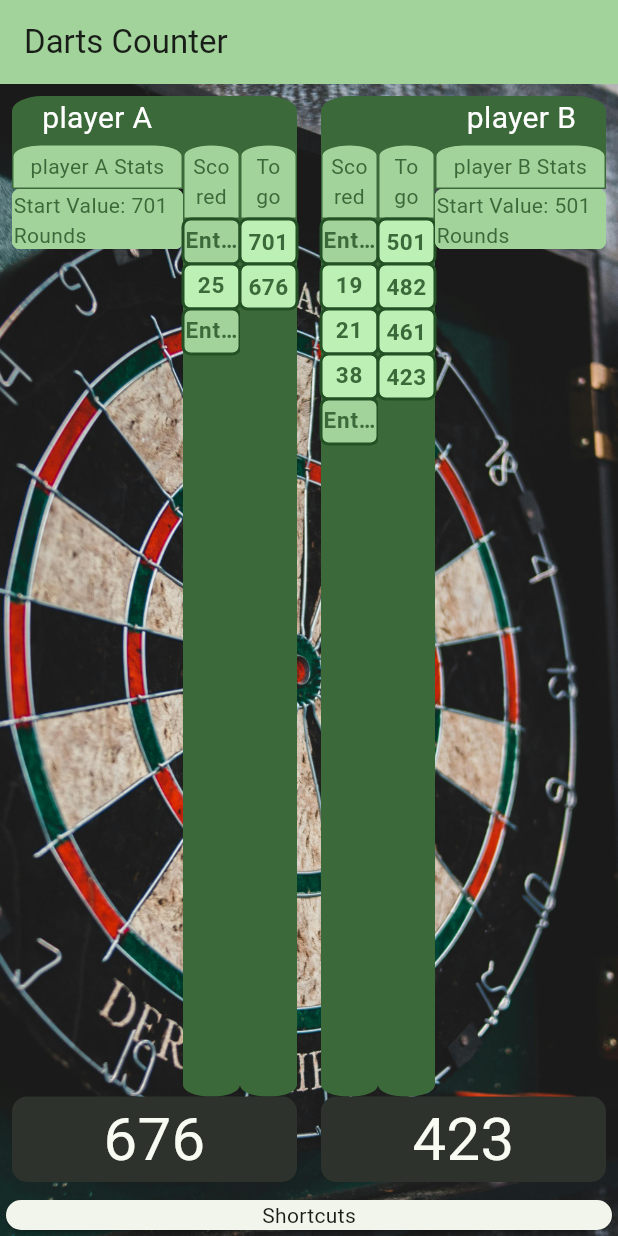
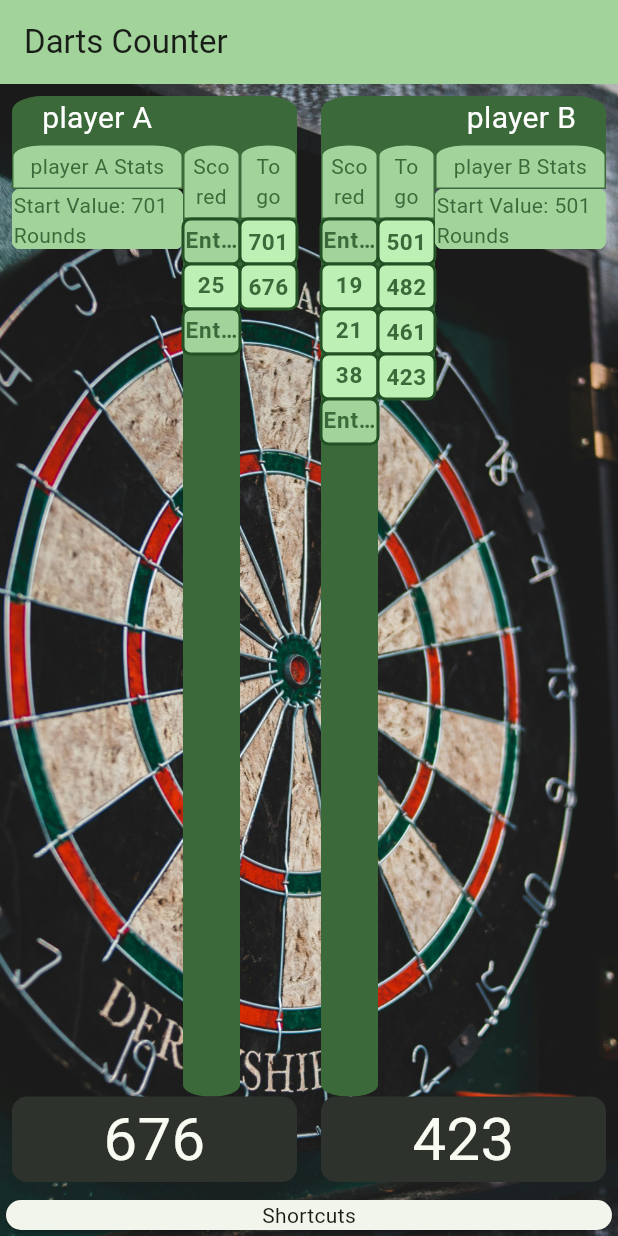
Before and after one commit to Squizzy/darts-counter, a Flutter app: the screen it shows after launch, on a phone screen of 412 x 824 dp. Run offline on Flutter 3.47's test engine with Material 3 defaults, Android fonts, the phone set to English and light mode, and no system bars.

Commit message:
tentatives for scrolling the togo and scored list together, not working yet

```diff
--- a/lib/player_section.dart
+++ b/lib/player_section.dart
@@ -58,15 +58,35 @@ class PlayerSection extends StatelessWidget {
                   children: [
                     // Player A layout
                     Expanded(flex: 3, child: PlayerStatsSection(player: player)),
-                    Expanded(flex: 1, child: PlayerScoredSection(player: player)),
-                    Expanded(flex: 1, child: PlayerToGoSection(player: player)),
+
+
+                    // Expanded(flex: 2, child:
+                      // SingleChildScrollView(scrollDirection: Axis.vertical, child:
+                        // Row(children: [
+                          // PlayerScoredSection(player: player),
+                          // PlayerToGoSection(player: player),
+                          // Expanded(flex: 1, child: PlayerScoredSection(player: player)),
+                          // Expanded(flex: 1, child: PlayerToGoSection(player: player)),
+                        // ],),
+                      // )
+                    // ),
+
+                    // Expanded(child: Column(children: [
+                      Expanded(flex: 1, child: PlayerScoredSection(player: player)),
+                      Expanded(flex: 1, child: PlayerToGoSection(player: player)),
+                    // ],))
+                    // SingleChildScrollView( child: Column(children: [
+                    // ])),
                   ]))
 
               : Expanded(child: Row(
                   children: [
                     // Player B layout
-                    Expanded(flex: 1, child: PlayerScoredSection(player: player)),
-                    Expanded(flex: 1, child: PlayerToGoSection(player: player)),
+                    // Column(children: [
+                      Expanded(flex: 1, child: PlayerScoredSection(player: player)),
+                      Expanded(flex: 1, child: PlayerToGoSection(player: player)),
+                    // ]),
+
                     Expanded(flex: 3, child: PlayerStatsSection(player: player)),
                   ]),),
 
--- a/lib/player_togo_widgets.dart
+++ b/lib/player_togo_widgets.dart
@@ -154,7 +154,7 @@ class PlayerToGoSection extends StatelessWidget {
       children: [
         PlayerToGoTitle(toGoTitle: "To go"),
         // PlayerToGoItem(toGoValue: player.toGo[0]),
-        Expanded(child: PlayerToGoList(player: player)),
+        PlayerToGoList(player: player),
       ],
     );
   }
```
